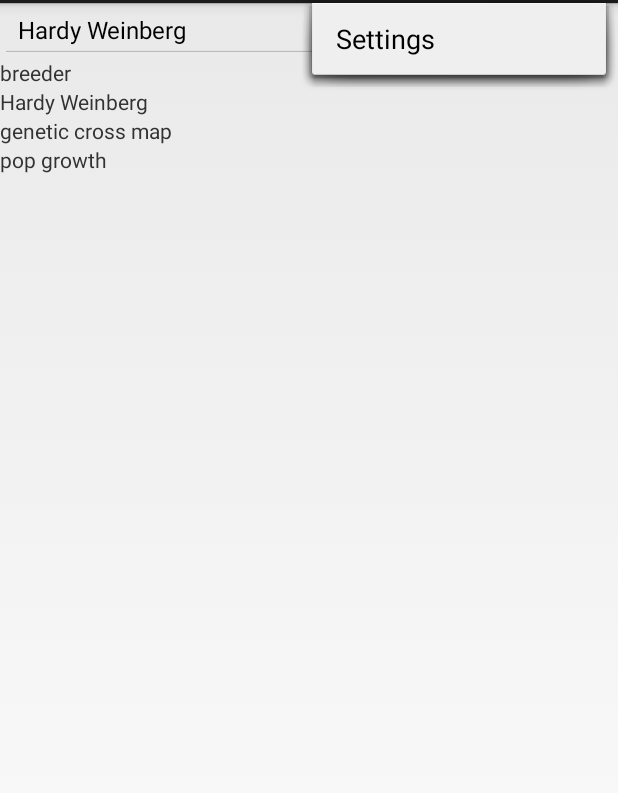
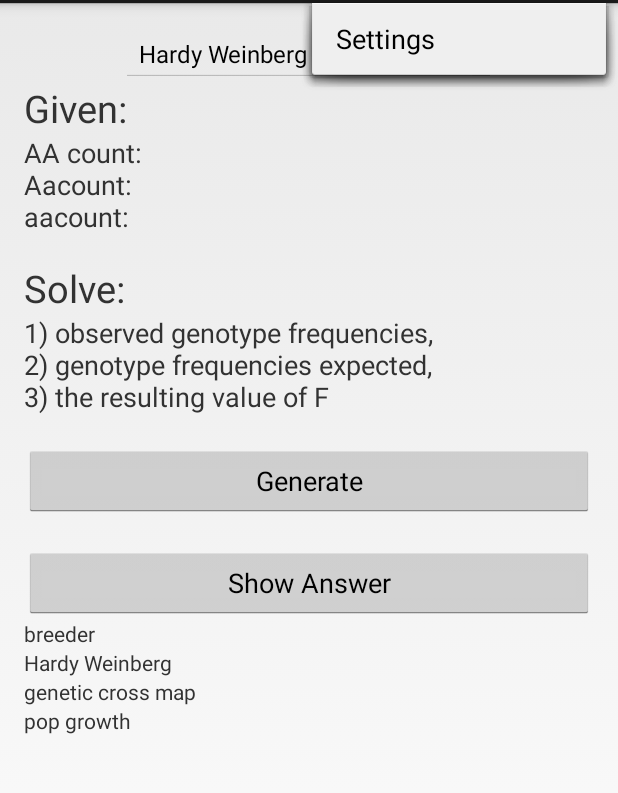
Before and after one commit to LNYApps/GeneticsAndEvolution, an Android app: the fragment SingleProblemGeneratorFragment placed in its activity, with the options menu open, on a phone screen of 412 x 824 dp, the part 69-862 px from its top. Run offline under Robolectric (Android 15) with nearby library versions, the phone set to English and light mode, and no system bars; 6 statements that could not run were skipped.

Commit message:
SingleProblemGenerator done except for PopGrowth

```diff
--- a/app/src/main/java/com/lnyapps/geneticsandevolution/fragments/SingleProblemGeneratorFragment.java
+++ b/app/src/main/java/com/lnyapps/geneticsandevolution/fragments/SingleProblemGeneratorFragment.java
@@ -8,7 +8,9 @@ import android.view.View;
 import android.view.ViewGroup;
 import android.widget.AdapterView;
 import android.widget.ArrayAdapter;
+import android.widget.Button;
 import android.widget.Spinner;
+import android.widget.TextView;
 import android.widget.Toast;
 
 import com.lnyapps.geneticsandevolution.MainActivity;
@@ -17,11 +19,22 @@ import com.lnyapps.geneticsandevolution.fragments.problemgeneratorfragments.Bree
 import com.lnyapps.geneticsandevolution.fragments.problemgeneratorfragments.GeneticCrossMappingGeneratorFragment;
 import com.lnyapps.geneticsandevolution.fragments.problemgeneratorfragments.HardyWeinbergGeneratorFragment;
 import com.lnyapps.geneticsandevolution.fragments.problemgeneratorfragments.PopGrowthGeneratorFragment;
+import com.lnyapps.geneticsandevolution.problems.BreederProblem;
+import com.lnyapps.geneticsandevolution.problems.CrossMappingProblem;
+import com.lnyapps.geneticsandevolution.problems.GenEvolProblem;
+import com.lnyapps.geneticsandevolution.problems.HardyWeinbergProblem;
+import com.lnyapps.geneticsandevolution.problems.PopGrowthProblem;
 
 /**
  * Created by Jonathan Tseng on 10/31/2014.
  */
 public class SingleProblemGeneratorFragment extends Fragment {
+
+    private GenEvolProblem mCurrentProblem;
+    private Button mGenerateButton;
+    private Button mShowAnswerButton;
+    private TextView mGivenText;
+    private TextView mSolveText;
 
     public SingleProblemGeneratorFragment() {
         Bundle args = new Bundle();
@@ -34,7 +47,35 @@ public class SingleProblemGeneratorFragment extends Fragment {
                              Bundle savedInstanceState) {
         View rootView = inflater.inflate(R.layout.fragment_singleproblemgenerator, container, false);
         setUpSpinner(rootView);
+        mGenerateButton = (Button) rootView.findViewById(R.id.spg_button_generate);
+        mShowAnswerButton = (Button) rootView.findViewById(R.id.spg_button_showanswer);
+        mGivenText = (TextView) rootView.findViewById(R.id.spg_textview_given);
+        mSolveText = (TextView) rootView.findViewById(R.id.spg_textview_solve);
+        setUpGenerateButton();
+        setUpShowAnswerButton();
         return rootView;
+    }
+
+    private void setUpGenerateButton() {
+        mGenerateButton.setOnClickListener(new View.OnClickListener() {
+            @Override
+            public void onClick(View view) {
+                mShowAnswerButton.setActivated(true);
+                mCurrentProblem.randomValues();
+                mSolveText.setText(mCurrentProblem.emptySolveString());
+                mGivenText.setText(mCurrentProblem.nonEmptyGivenString());
+            }
+        });
+    }
+
+    private void setUpShowAnswerButton() {
+        mShowAnswerButton.setActivated(false);
+        mShowAnswerButton.setOnClickListener(new View.OnClickListener() {
+            @Override
+            public void onClick(View view) {
+                mSolveText.setText(mCurrentProblem.solution());
+            }
+        });
     }
 
     private void setUpSpinner(View root) {
@@ -49,6 +90,19 @@ public class SingleProblemGeneratorFragment extends Fragment {
             @Override
             public void onItemSelected(AdapterView<?> parent, View view, int pos, long l) {
                 String item = getResources().getStringArray(R.array.spg_spinner_array)[pos];
+                if (item.equals(getString(R.string.breeder_eq_heritability))) {
+                    mCurrentProblem = new BreederProblem();
+                } else if (item.equals(getString(R.string.hardy_weinberg))) {
+                    mCurrentProblem = new HardyWeinbergProblem();
+                } else if (item.equals(getString(R.string.pop_growth))) {
+                    mCurrentProblem = new PopGrowthProblem();
+                } else {
+                    mCurrentProblem = new CrossMappingProblem();
+                }
+                mGivenText.setText(mCurrentProblem.emptyGivenString());
+                mSolveText.setText(mCurrentProblem.emptySolveString());
+
+
 
                 BreederGeneratorFragment breederFragment = (BreederGeneratorFragment) getChildFragmentManager().findFragmentById(R.id.spg_fragment_breeder);
                 GeneticCrossMappingGeneratorFragment crossmapFragment = (GeneticCrossMappingGeneratorFragment) getChildFragmentManager().findFragmentById(R.id.spg_fragment_crossmapping);
@@ -59,7 +113,7 @@ public class SingleProblemGeneratorFragment extends Fragment {
                 crossmapFragment.destroyFragment();
                 hardyweinbergFragment.destroyFragment();
                 popgrowthFragment.destroyFragment();
-
+                /*
                 if (item.equals(getString(R.string.breeder_eq_heritability))) {
                     breederFragment.createFragment();
                 } else if (item.equals(getString(R.string.hardy_weinberg))) {
@@ -68,7 +122,7 @@ public class SingleProblemGeneratorFragment extends Fragment {
                     popgrowthFragment.createFragment();
                 } else if (item.equals(getString(R.string.genetic_cross_mapping))) {
                     crossmapFragment.createFragment();
-                }
+                }*/
             }
             @Override
             public void onNothingSelected(AdapterView<?> adapterView) {
--- /dev/null
+++ b/app/src/main/java/com/lnyapps/geneticsandevolution/problems/GenEvolProblem.java
@@ -0,0 +1,18 @@
+package com.lnyapps.geneticsandevolution.problems;
+
+/**
+ * Created by Jonathan Tseng on 11/1/2014.
+ */
+public abstract class GenEvolProblem {
+
+    public abstract String solution();
+
+    public abstract void randomValues();
+
+    public abstract String emptyGivenString();
+
+    public abstract String nonEmptyGivenString();
+
+    public abstract String emptySolveString();
+
+}
--- a/app/src/main/res/layout/fragment_singleproblemgenerator.xml
+++ b/app/src/main/res/layout/fragment_singleproblemgenerator.xml
@@ -2,12 +2,58 @@
 <LinearLayout xmlns:android="http://schemas.android.com/apk/res/android"
     android:layout_width="match_parent"
     android:layout_height="match_parent"
+    android:gravity="center_horizontal"
+    android:paddingLeft="@dimen/fragment_spg_horizontalmargin"
+    android:paddingRight="@dimen/fragment_spg_horizontalmargin"
+    android:padding="@dimen/activity_horizontal_margin"
     android:orientation="vertical">
 
     <Spinner
         android:id="@+id/spg_spinner"
         android:layout_width="wrap_content"
         android:layout_height="wrap_content"/>
+
+    <TextView
+        android:layout_width="fill_parent"
+        android:layout_height="wrap_content"
+        android:text="@string/spg_given"
+        android:textSize="@dimen/fragment_spg_headertextsize" />
+
+    <TextView
+        android:layout_width="fill_parent"
+        android:layout_height="wrap_content"
+        android:id="@+id/spg_textview_given"
+        android:textSize="@dimen/fragment_spg_textsize"
+        android:layout_marginBottom="@dimen/fragment_spg_verticalspacing" />
+
+    <TextView
+        android:layout_width="fill_parent"
+        android:layout_height="wrap_content"
+        android:text="@string/spg_solve"
+        android:textSize="@dimen/fragment_spg_headertextsize" />
+
+    <TextView
+        android:layout_width="fill_parent"
+        android:layout_height="wrap_content"
+        android:id="@+id/spg_textview_solve"
+        android:textIsSelectable="false"
+        android:textSize="@dimen/fragment_spg_textsize"
+        android:layout_marginBottom="@dimen/fragment_stq_groupspacing" />
+
+    <Button
+        android:layout_width="fill_parent"
+        android:layout_height="wrap_content"
+        android:text="@string/spg_generate"
+        android:id="@+id/spg_button_generate"
+        android:textSize="@dimen/fragment_spg_textsize"
+        android:layout_marginBottom="@dimen/fragment_stq_groupspacing"/>
+
+    <Button
+        android:layout_width="fill_parent"
+        android:layout_height="wrap_content"
+        android:text="@string/spg_showanswer"
+        android:id="@+id/spg_button_showanswer"
+        android:textSize="@dimen/fragment_spg_textsize" />
 
     <fragment android:name="com.lnyapps.geneticsandevolution.fragments.problemgeneratorfragments.BreederGeneratorFragment"
         android:id="@+id/spg_fragment_breeder"
--- a/app/src/main/res/values/dimens.xml
+++ b/app/src/main/res/values/dimens.xml
@@ -21,7 +21,8 @@
 
     <!-- Single Problem Generator Fragment -->
     <dimen name="fragment_spg_horizontalmargin">25dp</dimen>
-    <dimen name="fragment_spg_textsize">15dp</dimen>
-    <dimen name="fragment_spg_verticalspacing">10dp</dimen>
+    <dimen name="fragment_spg_headertextsize">25dp</dimen>
+    <dimen name="fragment_spg_textsize">18dp</dimen>
+    <dimen name="fragment_spg_verticalspacing">18dp</dimen>
 
 </resources>
--- a/app/src/main/res/values/strings.xml
+++ b/app/src/main/res/values/strings.xml
@@ -74,5 +74,9 @@
         <item>@string/pop_growth</item>
         <item>@string/breeder_eq_heritability</item>
     </string-array>
+    <string name="spg_given">Given:</string>
+    <string name="spg_solve">Solve:</string>
+    <string name="spg_generate">Generate</string>
+    <string name="spg_showanswer">Show Answer</string>
 
 </resources>
```
Also changed, not shown: app/src/main/java/com/lnyapps/geneticsandevolution/problems/BreederProblem.java (added, +93 -0 lines), app/src/main/java/com/lnyapps/geneticsandevolution/problems/CrossMappingProblem.java (added, +202 -0 lines), app/src/main/java/com/lnyapps/geneticsandevolution/problems/HardyWeinbergProblem.java (added, +72 -0 lines), app/src/main/java/com/lnyapps/geneticsandevolution/problems/PopGrowthProblem.java (added, +59 -0 lines).
